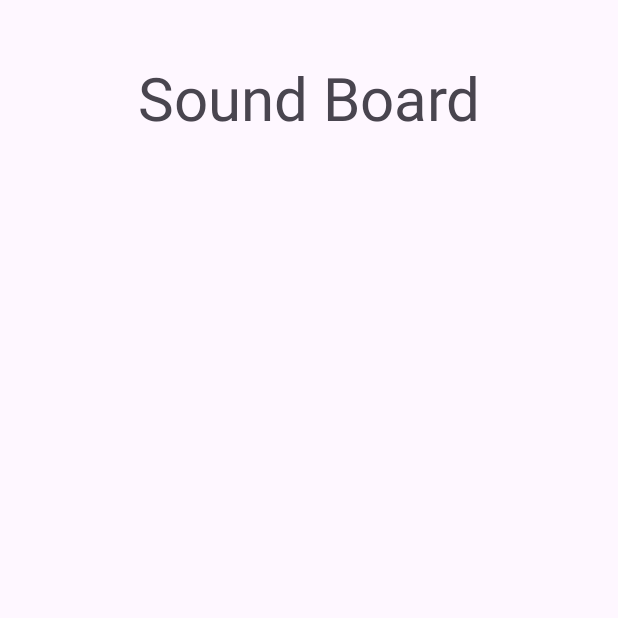
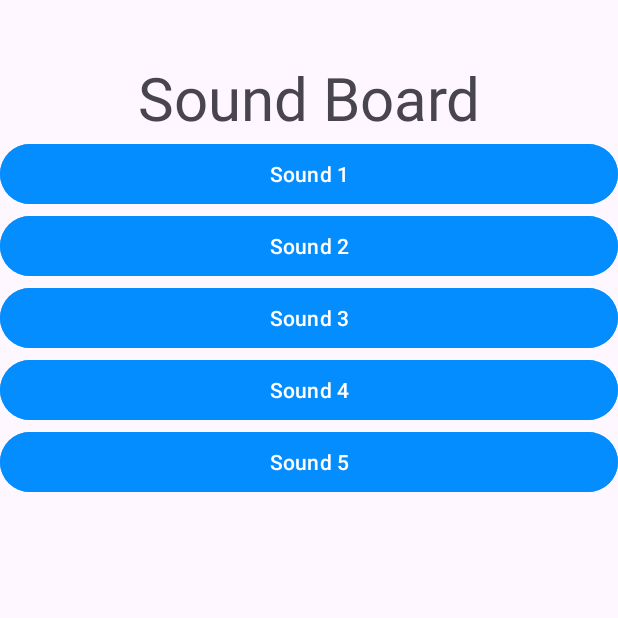
Before and after one commit to veenam-g/Sound-Board, an Android app: the screen it shows after launch (MainActivity), on a phone screen of 412 x 824 dp, the top half of it. Run offline under Robolectric (Android 15) with nearby library versions, the phone set to English and light mode, and no system bars.

Commit message:
Added 5 sound buttons

```diff
--- a/app/src/main/res/layout/activity_main.xml
+++ b/app/src/main/res/layout/activity_main.xml
@@ -12,4 +12,39 @@
         android:gravity="center"
         android:text="Sound Board"
         android:textSize="40sp" />
+
+    <Button
+        android:id="@+id/Sound1_Button"
+        android:layout_width="match_parent"
+        android:layout_height="wrap_content"
+        android:backgroundTint="@color/blue"
+        android:text="Sound 1" />
+
+    <Button
+        android:id="@+id/Sound2_Button"
+        android:layout_width="match_parent"
+        android:layout_height="wrap_content"
+        android:backgroundTint="@color/blue"
+        android:text="Sound 2" />
+
+    <Button
+        android:id="@+id/Sound3_Button"
+        android:layout_width="match_parent"
+        android:layout_height="wrap_content"
+        android:backgroundTint="@color/blue"
+        android:text="Sound 3" />
+
+    <Button
+        android:id="@+id/Sound4_Button"
+        android:layout_width="match_parent"
+        android:layout_height="wrap_content"
+        android:backgroundTint="@color/blue"
+        android:text="Sound 4" />
+
+    <Button
+        android:id="@+id/Sound5_Button"
+        android:layout_width="match_parent"
+        android:layout_height="wrap_content"
+        android:backgroundTint="@color/blue"
+        android:text="Sound 5" />
 </LinearLayout>
--- a/app/src/main/res/values/colors.xml
+++ b/app/src/main/res/values/colors.xml
@@ -2,4 +2,5 @@
 <resources>
     <color name="black">#FF000000</color>
     <color name="white">#FFFFFFFF</color>
+    <color name="blue">#038dff</color>
 </resources>
```
